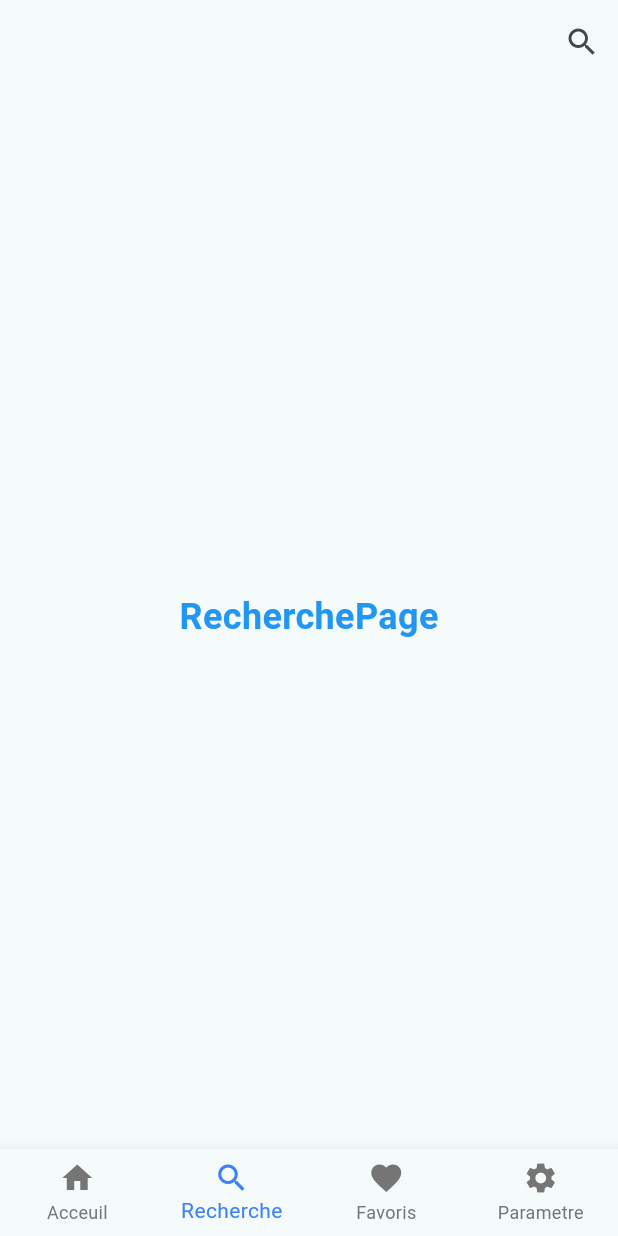
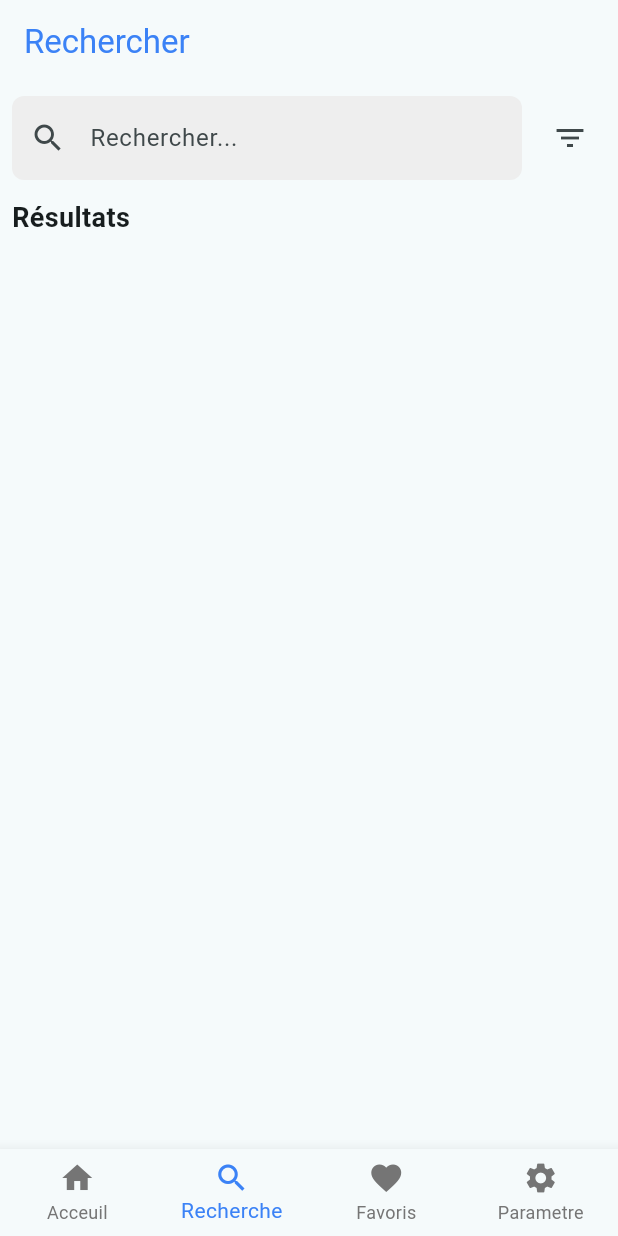
Before and after one commit to pololosky/ImmoTogo, a Flutter app: the screen it shows after launch, item 2 of the bottom bar chosen, on a phone screen of 412 x 824 dp. Run offline on Flutter 3.47's test engine with Material 3 defaults, Android fonts, the phone set to English and light mode, and no system bars.

Commit message:
Modification de page de recherche et favoris

```diff
--- a/frontend/lib/screen/favoris.dart
+++ b/frontend/lib/screen/favoris.dart
@@ -1,4 +1,5 @@
 import 'package:flutter/material.dart';
+import 'package:frontend/config/colorParams.dart';
 
 class FavorisPage extends StatelessWidget {
   const FavorisPage({super.key});
@@ -6,20 +7,13 @@ class FavorisPage extends StatelessWidget {
   @override
   Widget build(BuildContext context) {
     return Scaffold(
-      appBar: AppBar(
-        actions: [IconButton(onPressed: () {}, icon: const Icon(Icons.search))],
+       appBar: AppBar(
+        title: const Text(
+          'Favoris',
+          style: TextStyle(color: AppConfig.primaryColor),
+        ),
       ),
 
-      body: Center(
-        child: const Text(
-          'FavorisPage',
-          style: TextStyle(
-            fontSize: 24,
-            fontWeight: FontWeight.bold,
-            color: Colors.blue,
-          ),
-        ),
-      ),
     );
   }
 }
--- a/frontend/lib/screen/recherche.dart
+++ b/frontend/lib/screen/recherche.dart
@@ -1,4 +1,5 @@
 import 'package:flutter/material.dart';
+import 'package:frontend/config/colorParams.dart';
 
 class RecherchePage extends StatelessWidget {
   const RecherchePage({super.key});
@@ -6,20 +7,60 @@ class RecherchePage extends StatelessWidget {
   @override
   Widget build(BuildContext context) {
     return Scaffold(
-      appBar: AppBar(
-        actions: [IconButton(onPressed: () {}, icon: const Icon(Icons.search))],
+        appBar: AppBar(
+        title: const Text(
+          'Rechercher',
+          style: TextStyle(color: AppConfig.primaryColor),
+        ),
+
       ),
 
-      body: Center(
-        child: const Text(
-          'RecherchePage',
-          style: TextStyle(
-            fontSize: 24,
-            fontWeight: FontWeight.bold,
-            color: Colors.blue,
+      body: Column(
+        children: [
+          Padding(
+            padding: const EdgeInsets.all(8.0),
+            child: Row(
+              children: [
+                Expanded(
+                  child: TextField(
+                    decoration: InputDecoration(
+                      hintText: 'Rechercher...',
+                      prefixIcon: const Icon(Icons.search),
+                      border: OutlineInputBorder(
+                        borderRadius: BorderRadius.circular(8.0),
+                        borderSide: BorderSide.none,
+                      ),
+                      filled: true,
+                      fillColor: Colors.grey[200],
+                    ),
+                  ),
+                ),
+                const SizedBox(width: 8),
+                IconButton(
+                  icon: const Icon(Icons.filter_list),
+                  onPressed: () {
+                    // Action pour le bouton de filtre
+                  },
+                ),
+              ],
+            ),
           ),
-        ),
-      ),
-    );
+
+          const Padding(
+            padding: EdgeInsets.only(left: 8.0, top: 4.0, bottom: 4.0),
+            child: Align(
+              alignment: Alignment.centerLeft,
+              child: Text(
+                'Résultats',
+                style: TextStyle(fontSize: 18, fontWeight: FontWeight.bold),
+              ),
+            ),
+          ),
+
+
+              ],
+            ),
+          );
+
   }
 }
```
